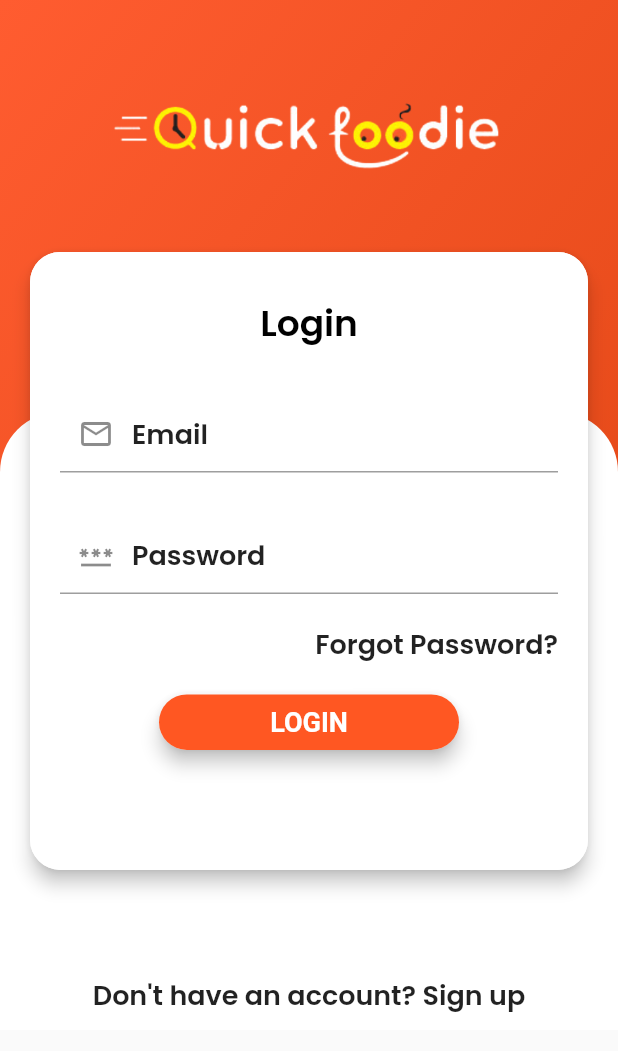
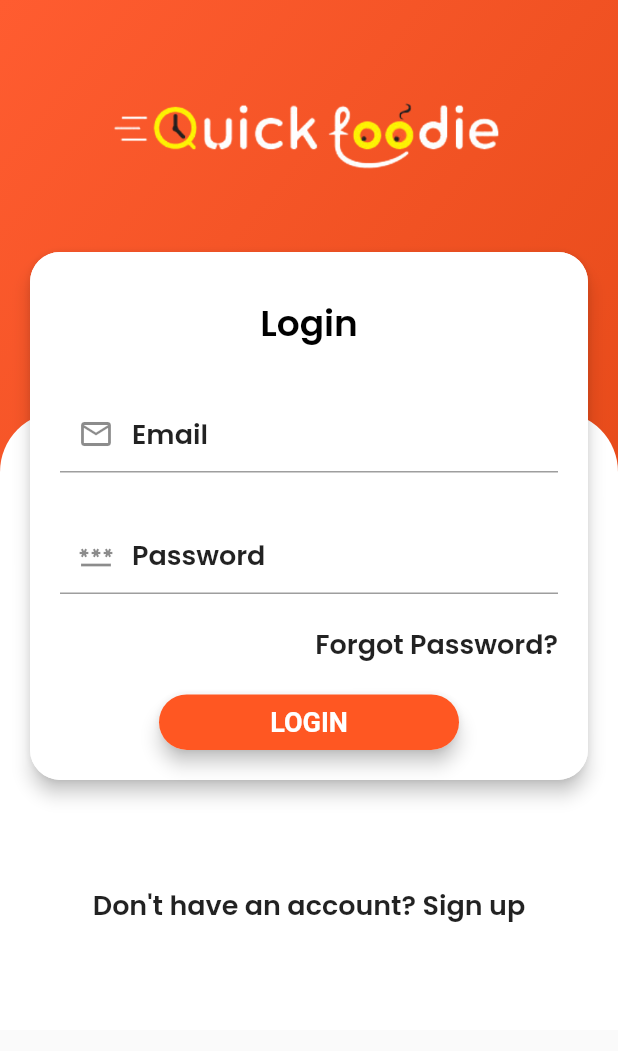
Before and after one commit to Pooja22-05-2003/HostelHungerHub-App, a Flutter app: the screen it shows after launch, on a phone screen of 412 x 824 dp. Shown: the top 1051 px of the screen. Run offline on Flutter 3.47's test engine with Material 2 defaults, Android fonts, the phone set to English and light mode, and no system bars; our stand-ins replace curved_navigation_bar; Roboto replaces fonts that are missing (Poppins1).

Commit message:
File Updated

```diff
--- a/lib/pages/login.dart
+++ b/lib/pages/login.dart
@@ -1,7 +1,7 @@
+import 'package:catalog_app/pages/SignUp.dart';
 import 'package:catalog_app/pages/bottomnav.dart';
 import 'package:catalog_app/widget/widget_support.dart';
 import 'package:flutter/material.dart';
-
 
 class LogIn extends StatefulWidget {
   const LogIn({super.key});
@@ -35,7 +35,9 @@ class _LogInState extends State<LogIn> {
   @override
   Widget build(BuildContext context) {
     return Scaffold(
-      body: Container(
+      body: SingleChildScrollView(
+        child: Container(
+          height: MediaQuery.of(context).size.height,
           child: Stack(
             children: [
               Container(
@@ -48,7 +50,9 @@ class _LogInState extends State<LogIn> {
                     colors: [
                       Color(0xFFff5c30),
                       Color(0xFFe74b1a),
-                      ])),
+                    ],
+                  ),
+                ),
               ),
               Container(
                 margin: EdgeInsets.only(top: MediaQuery.of(context).size.height / 3),
@@ -58,7 +62,9 @@ class _LogInState extends State<LogIn> {
                   color: Colors.white,
                   borderRadius: BorderRadius.only(
                     topLeft: Radius.circular(40),
-                      topRight: Radius.circular(40))),
+                    topRight: Radius.circular(40),
+                  ),
+                ),
                 child: Text(""),
               ),
               Container(
@@ -70,34 +76,29 @@ class _LogInState extends State<LogIn> {
                         "images/logo.png",
                         width: MediaQuery.of(context).size.width / 1.5,
                         fit: BoxFit.cover,
-                  )),
-                  SizedBox(
-                    height: 50.0,
                       ),
+                    ),
+                    SizedBox(height: 50.0),
                     Material(
                       elevation: 5.0,
                       borderRadius: BorderRadius.circular(20),
                       child: Container(
-                      padding: EdgeInsets.only(left: 20.0, right: 20.0),
+                        padding: EdgeInsets.only(left: 20.0, right: 20.0, bottom: 20.0),
                         width: MediaQuery.of(context).size.width,
-                      height: MediaQuery.of(context).size.height / 2,
                         decoration: BoxDecoration(
                           color: Colors.white,
-                          borderRadius: BorderRadius.circular(20)),
+                          borderRadius: BorderRadius.circular(20),
+                        ),
                         child: Form(
                           key: _formkey,
                           child: Column(
                             children: [
-                            SizedBox(
-                              height: 30.0,
-                            ),
+                              SizedBox(height: 30.0),
                               Text(
                                 "Login",
                                 style: AppWidget.HeaderTextFieldStyle(),
                               ),
-                            SizedBox(
-                              height: 30.0,
-                            ),
+                              SizedBox(height: 30.0),
                               TextFormField(
                                 controller: useremailcontroller,
                                 validator: (value) {
@@ -109,11 +110,10 @@ class _LogInState extends State<LogIn> {
                                 decoration: InputDecoration(
                                   hintText: 'Email',
                                   hintStyle: AppWidget.SemiBoldTextFieldStyle(),
-                                  prefixIcon: Icon(Icons.email_outlined)),
+                                  prefixIcon: Icon(Icons.email_outlined),
                                 ),
-                            SizedBox(
-                              height: 30.0,
                               ),
+                              SizedBox(height: 30.0),
                               TextFormField(
                                 controller: userpasswordcontroller,
                                 validator: (value) {
@@ -126,25 +126,20 @@ class _LogInState extends State<LogIn> {
                                 decoration: InputDecoration(
                                   hintText: 'Password',
                                   hintStyle: AppWidget.SemiBoldTextFieldStyle(),
-                                  prefixIcon: Icon(Icons.password_outlined)),
+                                  prefixIcon: Icon(Icons.password_outlined),
                                 ),
-                            SizedBox(
-                              height: 20.0,
                               ),
+                              SizedBox(height: 20.0),
                               GestureDetector(
-                              // onTap: () {
-                              //   Navigator.push(context, MaterialPageRoute(builder: (context) => ForgotPassword()));
-                              // },
                                 child: Container(
                                   alignment: Alignment.topRight,
                                   child: Text(
                                     "Forgot Password?",
                                     style: AppWidget.SemiBoldTextFieldStyle(),
-                                  )),
                                   ),
-                            SizedBox(
-                              height: 20.0,
                                 ),
+                              ),
+                              SizedBox(height: 20.0),
                               GestureDetector(
                                 onTap: () {
                                   if (_formkey.currentState!.validate()) {
@@ -152,8 +147,8 @@ class _LogInState extends State<LogIn> {
                                       email = useremailcontroller.text;
                                       password = userpasswordcontroller.text;
                                     });
+                                    userLogin();
                                   }
-                                userLogin();
                                 },
                                 child: Material(
                                   elevation: 5.0,
@@ -163,7 +158,8 @@ class _LogInState extends State<LogIn> {
                                     width: 200,
                                     decoration: BoxDecoration(
                                       color: Color(0Xffff5722),
-                                      borderRadius: BorderRadius.circular(20)),
+                                      borderRadius: BorderRadius.circular(20),
+                                    ),
                                     child: Center(
                                       child: Text(
                                         "LOGIN",
@@ -171,8 +167,10 @@ class _LogInState extends State<LogIn> {
                                           color: Colors.white,
                                           fontSize: 18.0,
                                           fontFamily: 'Poppins1',
-                                        fontWeight: FontWeight.bold),
-                                  )),
+                                          fontWeight: FontWeight.bold,
+                                        ),
+                                      ),
+                                    ),
                                   ),
                                 ),
                               ),
@@ -181,22 +179,24 @@ class _LogInState extends State<LogIn> {
                         ),
                       ),
                     ),
-                  SizedBox(
-                    height: 70.0,
-                  ),
+                    SizedBox(height: 70.0),
                     GestureDetector(
-                      // onTap: () {
-                      //   Navigator.push(context,
-                      //       MaterialPageRoute(builder: (context) => SignUp()));
-                      // },
+                      onTap: () {
+                        Navigator.push(
+                          context,
+                          MaterialPageRoute(builder: (context) => SignUp()),
+                        );
+                      },
                       child: Text(
                         "Don't have an account? Sign up",
                         style: AppWidget.SemiBoldTextFieldStyle(),
-                      ))
+                      ),
+                    ),
                   ],
                 ),
-            )
+              ),
             ],
+          ),
         ),
       ),
     );
```
Also changed, not shown: lib/pages/onboard.dart (added, +115 -0 lines), lib/widget/content_model.dart (added, +27 -0 lines). Lines whose indentation alone changed are shown as unchanged.
